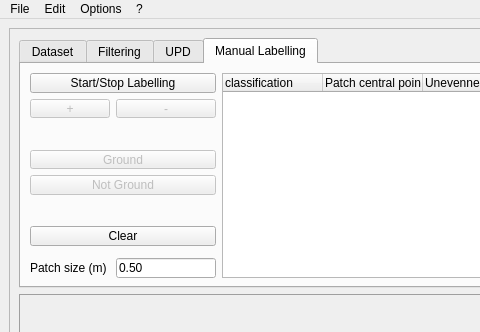
Before: the Qt Designer form apps/upd_DEMO/PCL_upd_DEMO.ui in bellonemauro/OpenTraversability, drawn with Qt 5; both pictures show x 0 to 480 and y 0 to 332 of the 1310 by 888 pixel window.
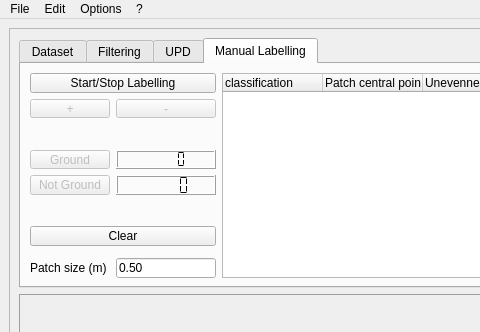
After: the same form once the commit is applied. Icons and pictures are not drawn. Custom widgets are drawn as their Qt base class.

The edit to the form file:
```diff
--- a/apps/upd_DEMO/PCL_upd_DEMO.ui
+++ b/apps/upd_DEMO/PCL_upd_DEMO.ui
@@ -1097,16 +1097,6 @@
               <string>Manual Labelling</string>
              </attribute>
              <layout class="QGridLayout" name="gridLayout_3">
-              <item row="4" column="0" colspan="2">
-               <widget class="QPushButton" name="pushButton_notGround">
-                <property name="enabled">
-                 <bool>false</bool>
-                </property>
-                <property name="text">
-                 <string>Not Ground</string>
-                </property>
-               </widget>
-              </item>
               <item row="8" column="0">
                <widget class="QLabel" name="label">
                 <property name="text">
@@ -1134,16 +1124,6 @@
                 </property>
                </widget>
               </item>
-              <item row="3" column="0" colspan="2">
-               <widget class="QPushButton" name="pushButton_ground">
-                <property name="enabled">
-                 <bool>false</bool>
-                </property>
-                <property name="text">
-                 <string>Ground</string>
-                </property>
-               </widget>
-              </item>
               <item row="8" column="4">
                <widget class="QPushButton" name="pushButton_classify">
                 <property name="text">
@@ -1389,6 +1369,58 @@
                 </property>
                </widget>
               </item>
+              <item row="3" column="0">
+               <widget class="QPushButton" name="pushButton_ground">
+                <property name="enabled">
+                 <bool>false</bool>
+                </property>
+                <property name="text">
+                 <string>Ground</string>
+                </property>
+               </widget>
+              </item>
+              <item row="3" column="1">
+               <widget class="QLCDNumber" name="lcdNumber_ground">
+                <property name="enabled">
+                 <bool>true</bool>
+                </property>
+                <property name="frameShape">
+                 <enum>QFrame::Box</enum>
+                </property>
+                <property name="frameShadow">
+                 <enum>QFrame::Raised</enum>
+                </property>
+                <property name="segmentStyle">
+                 <enum>QLCDNumber::Flat</enum>
+                </property>
+               </widget>
+              </item>
+              <item row="4" column="0">
+               <widget class="QPushButton" name="pushButton_notGround">
+                <property name="enabled">
+                 <bool>false</bool>
+                </property>
+                <property name="text">
+                 <string>Not Ground</string>
+                </property>
+               </widget>
+              </item>
+              <item row="4" column="1">
+               <widget class="QLCDNumber" name="lcdNumber_notGround">
+                <property name="enabled">
+                 <bool>true</bool>
+                </property>
+                <property name="frameShape">
+                 <enum>QFrame::Box</enum>
+                </property>
+                <property name="frameShadow">
+                 <enum>QFrame::Raised</enum>
+                </property>
+                <property name="segmentStyle">
+                 <enum>QLCDNumber::Flat</enum>
+                </property>
+               </widget>
+              </item>
              </layout>
             </widget>
            </widget>
```
